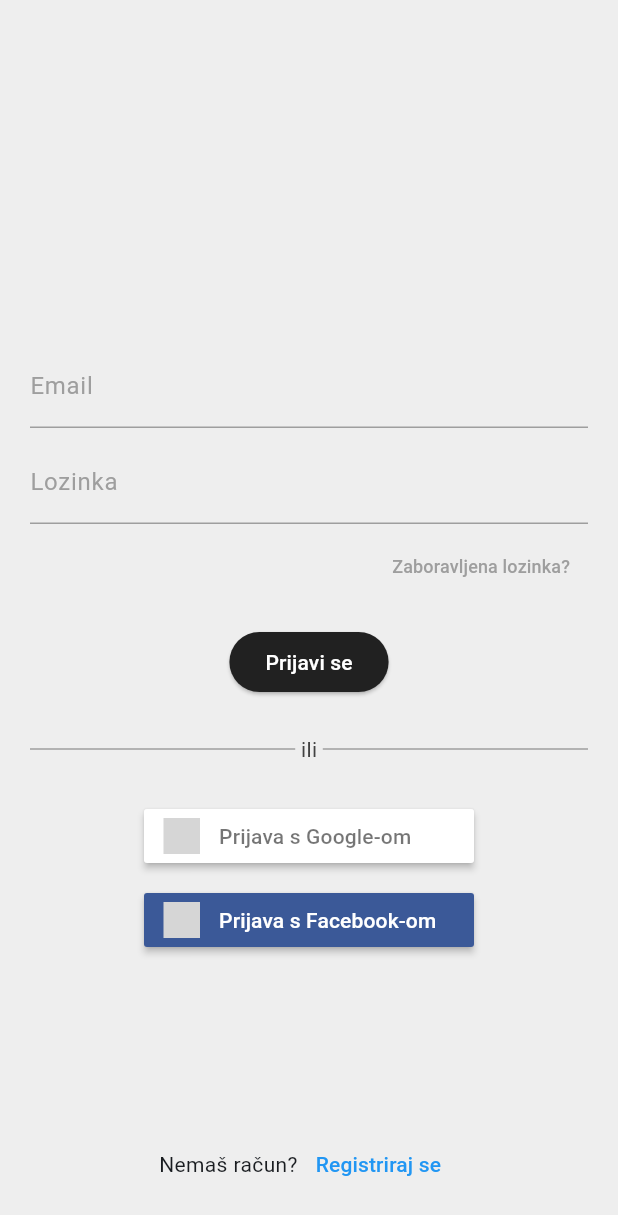
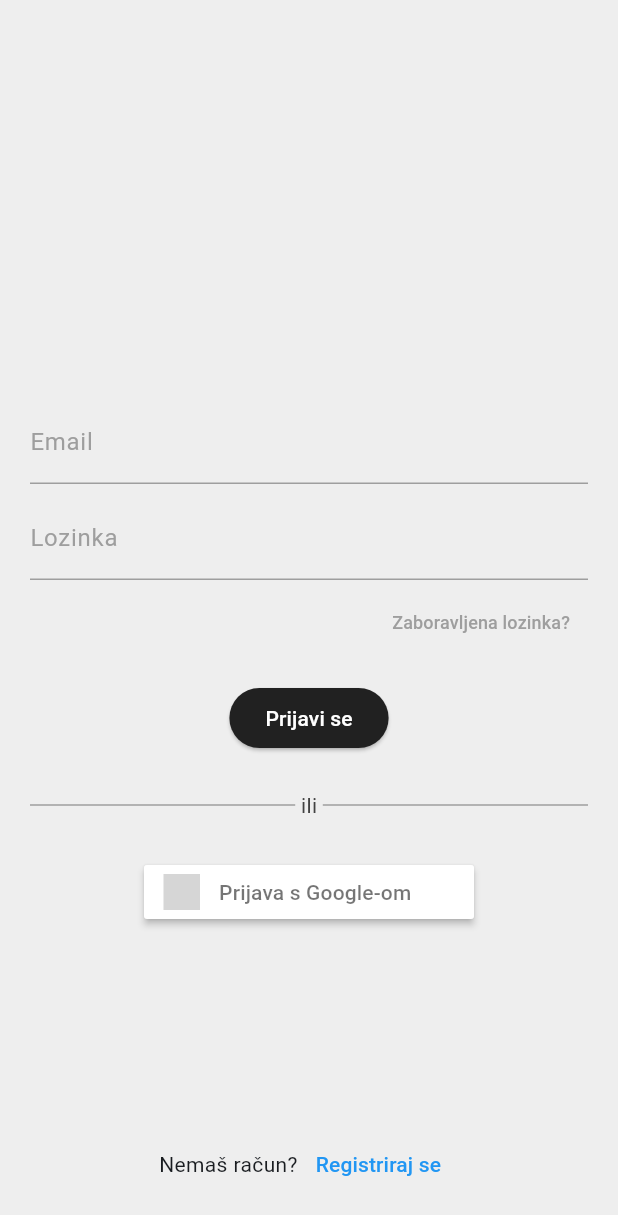
Before and after one commit to andre0805/student_canteens, a Flutter app: the screen it shows after launch, on a phone screen of 412 x 824 dp. Shown: the top 1215 px of the screen. Run offline on Flutter 3.47's test engine with Material 2 defaults, Android fonts, the phone set to English and light mode, and no system bars; our stand-ins replace firebase_auth, firebase_core, flutter_local_notifications, flutter_signin_button, flutter_speed_dial, geolocator and 6 more; missing offline and left inert: android_alarm_manager_plus, dart:ffi; accounts and stored records are empty; grey boxes are pictures that could not be loaded.

Commit message:
remove Facebook sign in button

```diff
--- a/lib/views/auth/LoginView.dart
+++ b/lib/views/auth/LoginView.dart
@@ -143,14 +143,6 @@ class _AuthViewState extends State<LoginView> {
                   onPressed: signInWithGoogle,
                   text: "Prijava s Google-om",
                 ),
-                const SizedBox(
-                  height: 8,
-                ),
-                SignInButton(
-                  Buttons.Facebook,
-                  onPressed: () => {},
-                  text: "Prijava s Facebook-om",
-                ),
                 const Spacer(),
                 Row(
                   mainAxisAlignment: MainAxisAlignment.center,
```
